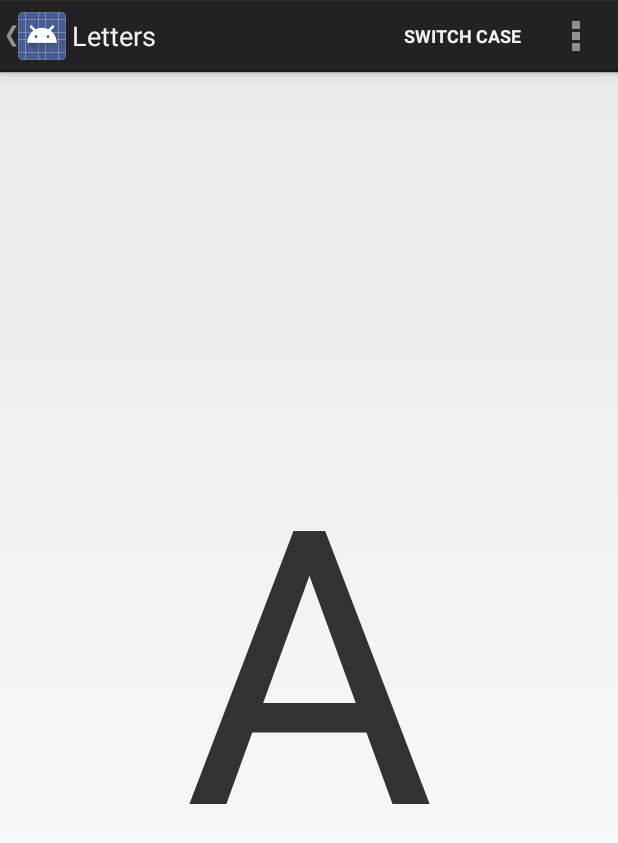
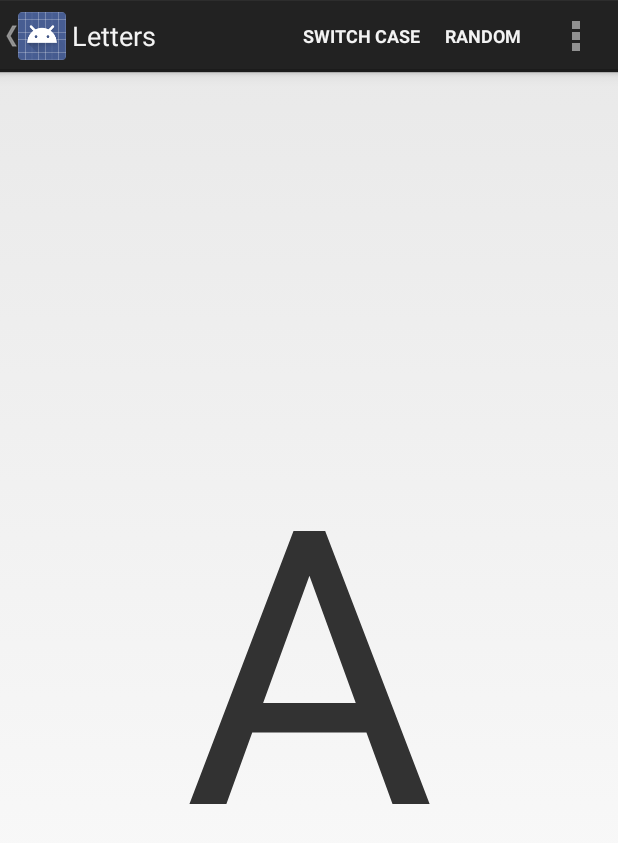
Before and after one commit to kencordero/rishi, an Android app: the screen it shows after launch (LetterPagerActivity), after a tap on "Letters", on a phone screen of 412 x 824 dp. Shown: the top 843 px of the screen. Run offline under Robolectric (Android 15) with nearby library versions, the phone set to English and light mode, and no system bars.

Commit message:
Adding callback method to letter fragment

```diff
--- a/app/src/main/java/com/kentheken/rishi/LetterFragment.java
+++ b/app/src/main/java/com/kentheken/rishi/LetterFragment.java
@@ -1,5 +1,6 @@
 package com.kentheken.rishi;
 
+import android.app.Activity;
 import android.content.SharedPreferences;
 import android.content.res.Configuration;
 import android.os.Bundle;
@@ -15,6 +16,24 @@ import java.util.Locale;
 public class LetterFragment extends Fragment {
 	public static final String TAG = LetterFragment.class.getSimpleName();
 	private static final String EXTRA_LETTER = "com.kentheken.rishi.letter";
+	private TextView mTextView;
+	private OnFragmentInteractionListener mListener;
+
+	public interface OnFragmentInteractionListener {
+		void onLetterUpdated();
+	}
+
+	@Override
+	public void onAttach(Activity activity) {
+		super.onAttach(activity);
+		mListener = (OnFragmentInteractionListener)activity;
+	}
+
+	@Override
+	public void onDetach() {
+		super.onDetach();
+		mListener = null;
+	}
 
 	@Override
 	public void onResume() {
@@ -31,9 +50,8 @@ public class LetterFragment extends Fragment {
 	}
 
     private void setLetter() {
-		String mLetter = getArguments().getString(EXTRA_LETTER);
-		TextView mTextView = (TextView) getView().findViewById(R.id.txtView_Letters);
-        mTextView.setText(mLetter);
+		String letter = getArguments().getString(EXTRA_LETTER);
+        mTextView.setText(letter);
         mTextView.setOnClickListener(new View.OnClickListener() {
 			public void onClick(View view) {
 				// TODO setup TTS
@@ -41,9 +59,18 @@ public class LetterFragment extends Fragment {
 		});
     }
 
+	public void setLetter(String letter) {
+		Bundle bundle = new Bundle();
+		bundle.putSerializable(EXTRA_LETTER, letter);
+		setArguments(bundle);
+		setLetter();
+	}
+
 	@Override
 	public View onCreateView(LayoutInflater inflater, ViewGroup parent, Bundle savedInstanceState) {
-		return inflater.inflate(R.layout.fragment_letter, parent, false);
+		View view = inflater.inflate(R.layout.fragment_letter, parent, false);
+		mTextView = (TextView)view.findViewById(R.id.txtView_Letters);
+		return view;
 	}
 
 	public static LetterFragment newInstance(String letter) {
--- a/app/src/main/java/com/kentheken/rishi/LetterPagerActivity.java
+++ b/app/src/main/java/com/kentheken/rishi/LetterPagerActivity.java
@@ -19,24 +19,27 @@ import android.view.MenuItem;
 
 import java.util.ArrayList;
 import java.util.Arrays;
+import java.util.Collections;
 import java.util.Locale;
 
-public class LetterPagerActivity extends FragmentActivity {
+public class LetterPagerActivity extends FragmentActivity
+		implements LetterFragment.OnFragmentInteractionListener {
     private static final String TAG = LetterPagerActivity.class.getSimpleName();
 	private ArrayList<String> mAlphabet;
 	private String mLocaleId;
 	private Locale mLocale;
 	private boolean mIsUpperCase;
+	private ViewPager mViewPager;
 
 	@TargetApi(Build.VERSION_CODES.HONEYCOMB)
 	@Override
 	public void onCreate(Bundle savedInstanceState) {
 		super.onCreate(savedInstanceState);
-		ViewPager viewPager = new ViewPager(this);
-		viewPager.setId(R.id.viewPager);
-		setContentView(viewPager);
+		mViewPager = new ViewPager(this);
+		mViewPager.setId(R.id.viewPager);
+		setContentView(mViewPager);
 		setVolumeControlStream(AudioManager.STREAM_MUSIC);
-		if (Build.VERSION.SDK_INT >= Build.VERSION_CODES.HONEYCOMB)
+		if (Build.VERSION.SDK_INT >= Build.VERSION_CODES.HONEYCOMB && getActionBar() != null)
 			getActionBar().setTitle(R.string.activity_letters_name);
 		mIsUpperCase = true;
 
@@ -55,7 +58,7 @@ public class LetterPagerActivity extends FragmentActivity {
 		mAlphabet = new ArrayList<>(Arrays.asList(res.getStringArray(arrayResId)));
 
 		FragmentManager fm = getSupportFragmentManager();
-		viewPager.setAdapter(new FragmentStatePagerAdapter(fm) {
+		mViewPager.setAdapter(new FragmentStatePagerAdapter(fm) {
 			@Override
 			public Fragment getItem(int pos) {
 				String letter = mAlphabet.get(pos);
@@ -88,9 +91,10 @@ public class LetterPagerActivity extends FragmentActivity {
 	public boolean onOptionsItemSelected(MenuItem item) {
         Log.i(TAG, "onOptionsItemSelected");
 		switch(item.getItemId()) {
-		/*case R.id.action_random:
+		case R.id.action_random:
 			Collections.shuffle(mAlphabet);
-			return true;*/
+			getSupportFragmentManager().getFragment()
+			return true;
 		case R.id.action_settings:
 			Intent intent = new Intent(this, SettingsActivity.class);
 			startActivity(intent);
@@ -103,4 +107,8 @@ public class LetterPagerActivity extends FragmentActivity {
 		}
 	}
 
+	@Override
+	public void onLetterUpdated() {
+
+	}
 }
--- a/app/src/main/res/menu/letters.xml
+++ b/app/src/main/res/menu/letters.xml
@@ -3,12 +3,10 @@
 	    android:id="@+id/action_switch_case"
 	    android:showAsAction="ifRoom"
 	    android:title="@string/action_switch_case" />
-    <!-- Random not implemented
     <item
         android:id="@+id/action_random"
         android:showAsAction="ifRoom"
-        android:title="@string/action_random" /> -->
-
+        android:title="@string/action_random" />
     <item
         android:id="@+id/action_settings"
         android:orderInCategory="100"
--- a/app/src/main/res/values/strings.xml
+++ b/app/src/main/res/values/strings.xml
@@ -54,4 +54,5 @@
     <string name="app_name">Rishi</string>
     <string name="action_settings">Settings</string>
     <string name="action_switch_case">Switch case</string>
+    <string name="action_random">Random</string>
 </resources>
```
